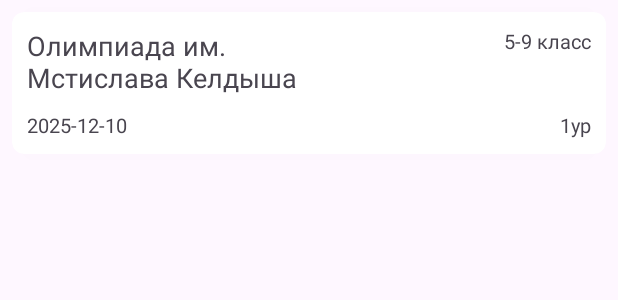
After one commit to azzazichka/Olimpi, an Android app: the layout contest_list_item.xml on its own in the app's theme, with its tools: preview values and no code run, on a phone screen of 412 x 824 dp. The commit adds this screen. Shown: the top 300 px of the screen. Run offline under Robolectric (Android 15) with nearby library versions, the phone set to English and light mode, and no system bars; network calls fail.

Commit message:
Create: contest recycler view

```diff
--- a/androidApp/app/build.gradle.kts
+++ b/androidApp/app/build.gradle.kts
@@ -14,6 +14,10 @@ android {
         versionName = "1.0"
 
         testInstrumentationRunner = "androidx.test.runner.AndroidJUnitRunner"
+    }
+
+    buildFeatures {
+        dataBinding = true
     }
 
     buildTypes {
@@ -52,4 +56,6 @@ dependencies {
     implementation(libs.retrofit)
     implementation(libs.converter.gson)
     implementation(libs.converter.scalars);
+
+    implementation(libs.swiperefreshlayout)
 }
--- a/androidApp/app/src/main/java/com/example/androidApp/presenter/server/ServiceGenerator.java
+++ b/androidApp/app/src/main/java/com/example/androidApp/presenter/server/ServiceGenerator.java
@@ -8,7 +8,6 @@ import retrofit2.converter.scalars.ScalarsConverterFactory;
 
 public class ServiceGenerator {
     private static final String BASE_URL = "http://192.168.1.112:8080/";
-
     private static Retrofit.Builder builder = new Retrofit.Builder()
             .baseUrl(BASE_URL)
             .addConverterFactory(ScalarsConverterFactory.create())
--- a/androidApp/app/src/main/java/com/example/androidApp/presenter/server/service/ContestApi.java
+++ b/androidApp/app/src/main/java/com/example/androidApp/presenter/server/service/ContestApi.java
@@ -7,8 +7,9 @@ import java.util.List;
 import retrofit2.Call;
 import retrofit2.http.Body;
 import retrofit2.http.GET;
+import retrofit2.http.Query;
 
 public interface ContestApi {
     @GET("api/contests")
-    Call<List<Contest>> getContestsBySubjects(@Body List<String> subjects_names);
+    Call<List<Contest>> getContestsBySubjects(@Query("subjects_names") List<String> subjects_names);
 }
--- /dev/null
+++ b/androidApp/app/src/main/res/layout/contest_list_item.xml
@@ -0,0 +1,61 @@
+<?xml version="1.0" encoding="utf-8"?>
+<androidx.cardview.widget.CardView
+    xmlns:android="http://schemas.android.com/apk/res/android"
+    xmlns:app="http://schemas.android.com/apk/res-auto"
+    android:layout_width="match_parent"
+    android:layout_height="wrap_content"
+    android:minHeight="50dp"
+    android:layout_margin="8dp"
+    app:cardCornerRadius="8dp"
+    app:cardElevation="4dp">
+
+    <androidx.constraintlayout.widget.ConstraintLayout
+        android:layout_margin="10dp"
+        android:layout_width="match_parent"
+        android:layout_height="wrap_content">
+
+        <TextView
+            android:id="@+id/contest_grade"
+            android:layout_width="wrap_content"
+            android:layout_height="wrap_content"
+            android:textSize="6pt"
+
+            android:text="5-9 класс"
+            app:layout_constraintRight_toRightOf="parent"
+            app:layout_constraintTop_toTopOf="parent" />
+
+        <TextView
+            android:id="@+id/contest_title"
+            android:layout_width="200dp"
+            android:width="200dp"
+            android:layout_height="wrap_content"
+            android:text="Олимпиада им. Мстислава Келдыша"
+
+            android:textSize="8pt"
+            app:layout_constraintTop_toTopOf="parent"
+            app:layout_constraintLeft_toLeftOf="parent"/>
+        <TextView
+            android:id="@+id/contest_lvl"
+            android:layout_width="wrap_content"
+            android:layout_height="wrap_content"
+            android:text="1ур"
+            android:textSize="6pt"
+
+            app:layout_constraintRight_toRightOf="parent"
+            app:layout_constraintBottom_toBottomOf="parent"/>
+        <TextView
+            android:id="@+id/contest_date"
+            android:layout_width="wrap_content"
+            android:layout_height="wrap_content"
+            android:text="2025-12-10"
+            android:textSize="6pt"
+
+
+            android:layout_marginTop="10dp"
+            app:layout_constraintLeft_toLeftOf="parent"
+            app:layout_constraintBottom_toBottomOf="parent"
+            app:layout_constraintTop_toBottomOf="@id/contest_title"/>
+    </androidx.constraintlayout.widget.ConstraintLayout>
+
+
+</androidx.cardview.widget.CardView>
--- a/androidApp/gradle/libs.versions.toml
+++ b/androidApp/gradle/libs.versions.toml
@@ -11,6 +11,7 @@ activity = "1.10.1"
 constraintlayout = "2.2.1"
 retrofit = "3.0.0"
 roomVersion = "2.8.1"
+swiperefreshlayout = "1.1.0"
 
 [libraries]
 converter-gson = { module = "com.squareup.retrofit2:converter-gson", version.ref = "retrofit" }
@@ -27,6 +28,7 @@ constraintlayout = { group = "androidx.constraintlayout", name = "constraintlayo
 retrofit = { module = "com.squareup.retrofit2:retrofit", version.ref = "retrofit" }
 room-compiler = { module = "androidx.room:room-compiler", version.ref = "roomVersion" }
 room-runtime = { module = "androidx.room:room-runtime", version.ref = "roomVersion" }
+swiperefreshlayout = { module = "androidx.swiperefreshlayout:swiperefreshlayout", version.ref = "swiperefreshlayout" }
 
 [plugins]
 android-application = { id = "com.android.application", version.ref = "agp" }
--- a/server/src/main/java/com/example/server/controller/UserController.java
+++ b/server/src/main/java/com/example/server/controller/UserController.java
@@ -6,6 +6,7 @@ import com.example.server.service.UserService;
 import org.springframework.web.bind.annotation.*;
 
 import java.security.NoSuchAlgorithmException;
+import java.util.List;
 
 @RestController
 @RequestMapping(path = "api/users")
@@ -22,6 +23,11 @@ public class UserController {
     public User getUser(@RequestHeader("x-api-key") String key) {
         Long user_id = userKeyService.getUserIdByKey(key);
         return userService.getUser(user_id);
+    }
+
+    @GetMapping(path = "/all")
+    public List<User> getUsers() {
+        return userService.getAllUsers();
     }
 
     @PostMapping
```
Also changed, not shown: androidApp/app/src/main/java/com/example/androidApp/model/DateConverter.java (+12 -2 lines), androidApp/app/src/main/java/com/example/androidApp/model/entity/Contest.java (+57 -0 lines), androidApp/app/src/main/java/com/example/androidApp/presenter/ServerRequests.java (added, +58 -0 lines), androidApp/app/src/main/java/com/example/androidApp/view/contest_search/ContestSearchFragment.java (+33 -0 lines), androidApp/app/src/main/java/com/example/androidApp/view/contest_search/contest_list/ContestAdapter.java (added, +92 -0 lines), androidApp/app/src/main/java/com/example/androidApp/view/contest_search/contest_list/DiffCallback.java (added, +38 -0 lines), androidApp/app/src/main/res/layout/activity_main.xml (+5 -2 lines), androidApp/app/src/main/res/layout/fragment_contest_search.xml (+20 -1 lines), server/src/main/java/com/example/server/controller/ContestController.java (+8 -1 lines).
